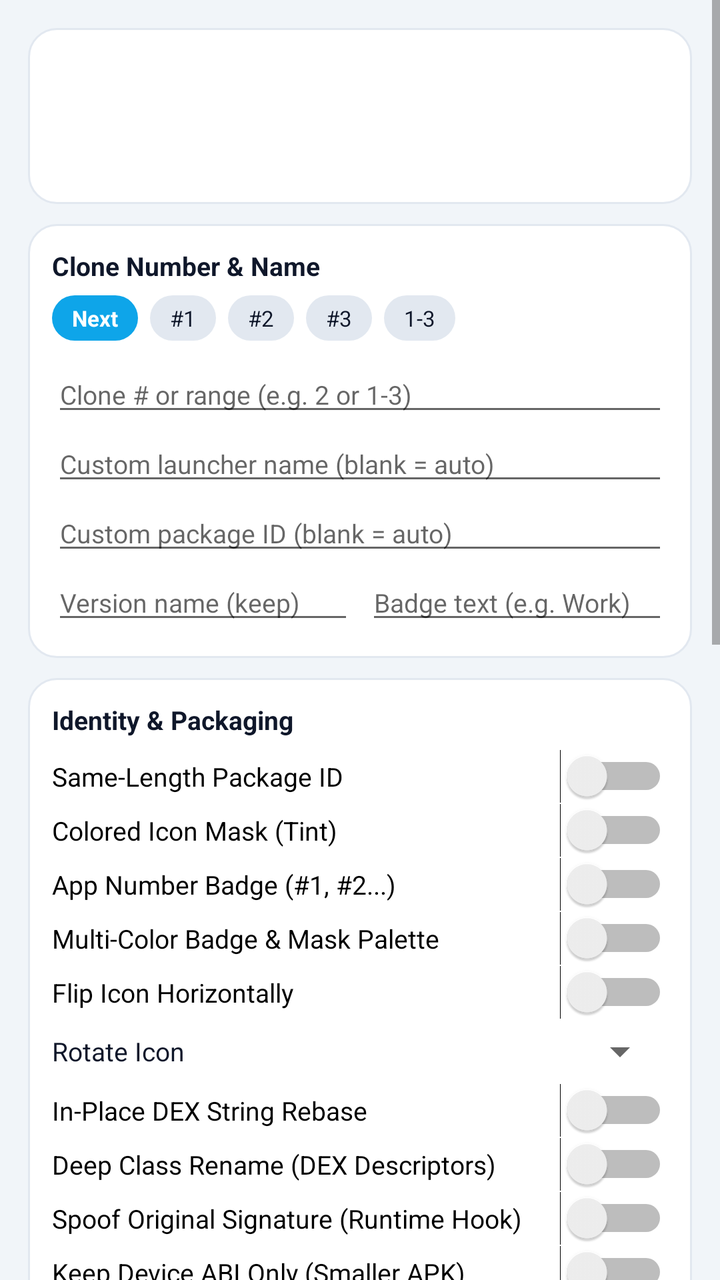
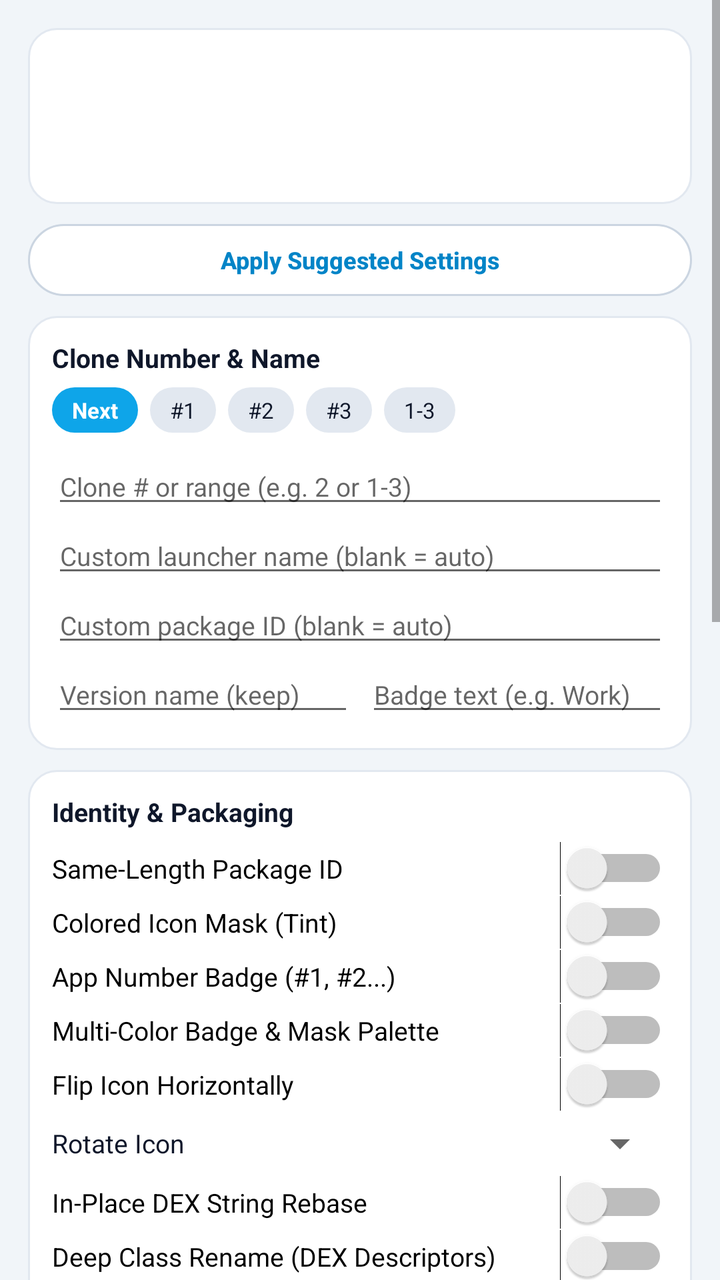

Two renders of the same Android screen: before a commit and after it. Below are the layout's source before the change and the commit's diff.
<!-- AndroidManifest.xml: application theme AppTheme -->
<!-- res/layout/dialog_clone.xml -->
<?xml version="1.0" encoding="utf-8"?>
<ScrollView xmlns:android="http://schemas.android.com/apk/res/android"
    android:layout_width="match_parent"
    android:layout_height="wrap_content"
    android:background="@color/bg_page">

    <LinearLayout
        android:layout_width="match_parent"
        android:layout_height="wrap_content"
        android:orientation="vertical"
        android:padding="14dp">

        
        <LinearLayout
            android:layout_width="match_parent"
            android:layout_height="wrap_content"
            android:layout_marginBottom="10dp"
            android:background="@drawable/bg_card"
            android:gravity="center_vertical"
            android:orientation="horizontal"
            android:padding="12dp">

            <ImageView
                android:id="@+id/dlgPreviewIcon"
                android:layout_width="64dp"
                android:layout_height="64dp"
                android:contentDescription="@string/app_icon" />

            <LinearLayout
                android:layout_width="0dp"
                android:layout_height="wrap_content"
                android:layout_marginStart="12dp"
                android:layout_weight="1"
                android:orientation="vertical">

                <TextView
                    android:id="@+id/dlgAppName"
                    android:layout_width="match_parent"
                    android:layout_height="wrap_content"
                    android:ellipsize="end"
                    android:maxLines="1"
                    android:textColor="@color/text_primary"
                    android:textSize="16sp"
                    android:textStyle="bold" />

                <TextView
                    android:id="@+id/dlgOrigPkg"
                    android:layout_width="match_parent"
                    android:layout_height="wrap_content"
                    android:ellipsize="end"
                    android:maxLines="1"
                    android:textColor="@color/text_secondary"
                    android:textSize="11sp" />

                <TextView
                    android:id="@+id/dlgTargetPkg"
                    android:layout_width="match_parent"
                    android:layout_height="wrap_content"
                    android:ellipsize="end"
                    android:maxLines="1"
                    android:paddingTop="2dp"
                    android:textColor="@color/accent_dark"
                    android:textSize="11sp"
                    android:textStyle="bold" />
            </LinearLayout>
        </LinearLayout>

        
        <LinearLayout
            android:layout_width="match_parent"
            android:layout_height="wrap_content"
            android:layout_marginBottom="10dp"
            android:background="@drawable/bg_card"
            android:orientation="vertical"
            android:padding="12dp">

            <TextView
                android:layout_width="wrap_content"
                android:layout_height="wrap_content"
                android:paddingBottom="6dp"
                android:text="Clone Number &amp; Name"
                android:textColor="@color/text_primary"
                android:textSize="13sp"
                android:textStyle="bold" />

            <LinearLayout
                android:layout_width="match_parent"
                android:layout_height="wrap_content"
                android:orientation="horizontal"
                android:paddingBottom="8dp">

                <TextView
                    android:id="@+id/dlgChipNext"
                    android:layout_width="wrap_content"
                    android:layout_height="wrap_content"
                    android:layout_marginEnd="6dp"
                    android:background="@drawable/bg_chip_active"
                    android:paddingStart="10dp"
                    android:paddingTop="4dp"
                    android:paddingEnd="10dp"
                    android:paddingBottom="4dp"
                    android:text="Next"
                    android:textColor="@android:color/white"
                    android:textSize="11sp"
                    android:textStyle="bold" />

                <TextView
                    android:id="@+id/dlgChip1"
                    android:layout_width="wrap_content"
                    android:layout_height="wrap_content"
                    android:layout_marginEnd="6dp"
                    android:background="@drawable/bg_chip_idle"
                    android:paddingStart="10dp"
                    android:paddingTop="4dp"
                    android:paddingEnd="10dp"
                    android:paddingBottom="4dp"
                    android:text="#1"
                    android:textColor="@color/text_primary"
                    android:textSize="11sp" />

                <TextView
                    android:id="@+id/dlgChip2"
                    android:layout_width="wrap_content"
                    android:layout_height="wrap_content"
                    android:layout_marginEnd="6dp"
                    android:background="@drawable/bg_chip_idle"
                    android:paddingStart="10dp"
                    android:paddingTop="4dp"
                    android:paddingEnd="10dp"
                    android:paddingBottom="4dp"
                    android:text="#2"
                    android:textColor="@color/text_primary"
                    android:textSize="11sp" />

                <TextView
                    android:id="@+id/dlgChip3"
                    android:layout_width="wrap_content"
                    android:layout_height="wrap_content"
                    android:layout_marginEnd="6dp"
                    android:background="@drawable/bg_chip_idle"
                    android:paddingStart="10dp"
                    android:paddingTop="4dp"
                    android:paddingEnd="10dp"
                    android:paddingBottom="4dp"
                    android:text="#3"
                    android:textColor="@color/text_primary"
                    android:textSize="11sp" />

                <TextView
                    android:id="@+id/dlgChip13"
                    android:layout_width="wrap_content"
                    android:layout_height="wrap_content"
                    android:background="@drawable/bg_chip_idle"
                    android:paddingStart="10dp"
                    android:paddingTop="4dp"
                    android:paddingEnd="10dp"
                    android:paddingBottom="4dp"
                    android:text="1-3"
                    android:textColor="@color/text_primary"
                    android:textSize="11sp" />
            </LinearLayout>

            <EditText
                android:id="@+id/dlgNumberRange"
                android:layout_width="match_parent"
                android:layout_height="wrap_content"
                android:hint="Clone # or range (e.g. 2 or 1-3)"
                android:inputType="text"
                android:maxLines="1"
                android:textSize="13sp" />

            <EditText
                android:id="@+id/dlgLabel"
                android:layout_width="match_parent"
                android:layout_height="wrap_content"
                android:hint="Custom launcher name (blank = auto)"
                android:inputType="text"
                android:maxLines="1"
                android:textSize="13sp" />

            <EditText
                android:id="@+id/dlgCustomPkg"
                android:layout_width="match_parent"
                android:layout_height="wrap_content"
                android:hint="Custom package ID (blank = auto)"
                android:inputType="textNoSuggestions"
                android:maxLines="1"
                android:textSize="13sp" />

            <LinearLayout
                android:layout_width="match_parent"
                android:layout_height="wrap_content"
                android:orientation="horizontal">

                <EditText
                    android:id="@+id/dlgVersionName"
                    android:layout_width="0dp"
                    android:layout_height="wrap_content"
                    android:layout_marginEnd="6dp"
                    android:layout_weight="1"
                    android:hint="Version name (keep)"
                    android:inputType="textNoSuggestions"
                    android:maxLines="1"
                    android:textSize="13sp" />

                <EditText
                    android:id="@+id/dlgBadgeText"
                    android:layout_width="0dp"
                    android:layout_height="wrap_content"
                    android:layout_weight="1"
                    android:hint="Badge text (e.g. Work)"
                    android:inputType="textCapCharacters"
                    android:maxLength="4"
                    android:maxLines="1"
                    android:textSize="13sp" />
            </LinearLayout>
        </LinearLayout>

        
        <LinearLayout
            android:layout_width="match_parent"
            android:layout_height="wrap_content"
            android:layout_marginBottom="10dp"
            android:background="@drawable/bg_card"
            android:orientation="vertical"
            android:padding="12dp">

            <TextView
                android:layout_width="wrap_content"
                android:layout_height="wrap_content"
                android:paddingBottom="6dp"
                android:text="Identity &amp; Packaging"
                android:textColor="@color/text_primary"
                android:textSize="13sp"
                android:textStyle="bold" />

            <Switch
                android:id="@+id/swSameLength"
                android:layout_width="match_parent"
                android:layout_height="wrap_content"
                android:paddingTop="4dp"
                android:paddingBottom="4dp"
                android:text="Same-Length Package ID"
                android:textSize="13sp" />

            <Switch
                android:id="@+id/swTintIcon"
                android:layout_width="match_parent"
                android:layout_height="wrap_content"
                android:paddingTop="4dp"
                android:paddingBottom="4dp"
                android:text="Colored Icon Mask (Tint)"
                android:textSize="13sp" />

            <Switch
                android:id="@+id/swBadgeIcon"
                android:layout_width="match_parent"
                android:layout_height="wrap_content"
                android:paddingTop="4dp"
                android:paddingBottom="4dp"
                android:text="App Number Badge (#1, #2...)"
                android:textSize="13sp" />

            <Switch
                android:id="@+id/swMultiColor"
                android:layout_width="match_parent"
                android:layout_height="wrap_content"
                android:paddingTop="4dp"
                android:paddingBottom="4dp"
                android:text="Multi-Color Badge &amp; Mask Palette"
                android:textSize="13sp" />

            <Switch
                android:id="@+id/swFlipIcon"
                android:layout_width="match_parent"
                android:layout_height="wrap_content"
                android:paddingTop="4dp"
                android:paddingBottom="4dp"
                android:text="Flip Icon Horizontally"
                android:textSize="13sp" />

            <LinearLayout
                android:layout_width="match_parent"
                android:layout_height="wrap_content"
                android:gravity="center_vertical"
                android:orientation="horizontal"
                android:paddingTop="4dp"
                android:paddingBottom="4dp">

                <TextView
                    android:layout_width="0dp"
                    android:layout_height="wrap_content"
                    android:layout_weight="1"
                    android:text="Rotate Icon"
                    android:textColor="@color/text_primary"
                    android:textSize="13sp" />

                <Spinner
                    android:id="@+id/spRotateIcon"
                    android:layout_width="wrap_content"
                    android:layout_height="wrap_content" />
            </LinearLayout>

            <Switch
                android:id="@+id/swPatchDex"
                android:layout_width="match_parent"
                android:layout_height="wrap_content"
                android:paddingTop="4dp"
                android:paddingBottom="4dp"
                android:text="In-Place DEX String Rebase"
                android:textSize="13sp" />

            <Switch
                android:id="@+id/swRenameClasses"
                android:layout_width="match_parent"
                android:layout_height="wrap_content"
                android:paddingTop="4dp"
                android:paddingBottom="4dp"
                android:text="Deep Class Rename (DEX Descriptors)"
                android:textSize="13sp" />

            <Switch
                android:id="@+id/swSpoofSig"
                android:layout_width="match_parent"
                android:layout_height="wrap_content"
                android:paddingTop="4dp"
                android:paddingBottom="4dp"
                android:text="Spoof Original Signature (Runtime Hook)"
                android:textSize="13sp" />

            <Switch
                android:id="@+id/swKeepDeviceAbi"
                android:layout_width="match_parent"
                android:layout_height="wrap_content"
                android:paddingTop="4dp"
                android:paddingBottom="4dp"
                android:text="Keep Device ABI Only (Smaller APK)"
                android:textSize="13sp" />

            <Switch
                android:id="@+id/swCompressNative"
                android:layout_width="match_parent"
                android:layout_height="wrap_content"
                android:paddingTop="4dp"
                android:paddingBottom="4dp"
                android:text="Compress Native Libs (Smaller APK)"
                android:textSize="13sp" />

            <Switch
                android:id="@+id/swExportOnly"
                android:layout_width="match_parent"
                android:layout_height="wrap_content"
                android:paddingTop="4dp"
                android:paddingBottom="4dp"
                android:text="Export APK Only (Save File Instead of Installing)"
                android:textSize="13sp" />

            <Switch
                android:id="@+id/swStripSharedUid"
                android:layout_width="match_parent"
                android:layout_height="wrap_content"
                android:paddingTop="4dp"
                android:paddingBottom="4dp"
                android:text="Strip sharedUserId"
                android:textSize="13sp" />

            <LinearLayout
                android:layout_width="match_parent"
                android:layout_height="wrap_content"
                android:gravity="center_vertical"
                android:orientation="horizontal"
                android:paddingTop="6dp">

                <TextView
                    android:layout_width="0dp"
                    android:layout_height="wrap_content"
                    android:layout_weight="1"
                    android:text="Min Target SDK"
                    android:textColor="@color/text_primary"
                    android:textSize="13sp" />

                <Spinner
                    android:id="@+id/spMinSdk"
                    android:layout_width="wrap_content"
                    android:layout_height="wrap_content" />
            </LinearLayout>
        </LinearLayout>

        
        <LinearLayout
            android:layout_width="match_parent"
            android:layout_height="wrap_content"
            android:background="@drawable/bg_card"
            android:orientation="vertical"
            android:padding="12dp">

            <TextView
                android:layout_width="wrap_content"
                android:layout_height="wrap_content"
                android:paddingBottom="6dp"
                android:text="Behavior &amp; Privacy"
                android:textColor="@color/text_primary"
                android:textSize="13sp"
                android:textStyle="bold" />

            <Switch
                android:id="@+id/swStandalone"
                android:layout_width="match_parent"
                android:layout_height="wrap_content"
                android:paddingTop="4dp"
                android:paddingBottom="4dp"
                android:text="Standalone (Neutralize Firebase/GMS Init)"
                android:textSize="13sp" />

            <Switch
                android:id="@+id/swNoAutostart"
                android:layout_width="match_parent"
                android:layout_height="wrap_content"
                android:paddingTop="4dp"
                android:paddingBottom="4dp"
                android:text="Disable Autostart (BOOT_COMPLETED)"
                android:textSize="13sp" />

            <Switch
                android:id="@+id/swNoWidgets"
                android:layout_width="match_parent"
                android:layout_height="wrap_content"
                android:paddingTop="4dp"
                android:paddingBottom="4dp"
                android:text="Disable Widgets"
                android:textSize="13sp" />

            <Switch
                android:id="@+id/swNoAppDefaults"
                android:layout_width="match_parent"
                android:layout_height="wrap_content"
                android:paddingTop="4dp"
                android:paddingBottom="4dp"
                android:text="Disable Link/Share Defaults"
                android:textSize="13sp" />

            <Switch
                android:id="@+id/swNoWearable"
                android:layout_width="match_parent"
                android:layout_height="wrap_content"
                android:paddingTop="4dp"
                android:paddingBottom="4dp"
                android:text="Strip Watch / Leanback Surfaces"
                android:textSize="13sp" />

            <Switch
                android:id="@+id/swNoCrash"
                android:layout_width="match_parent"
                android:layout_height="wrap_content"
                android:paddingTop="4dp"
                android:paddingBottom="4dp"
                android:text="Disable Crash Reporters"
                android:textSize="13sp" />

            <Switch
                android:id="@+id/swExcludeRecents"
                android:layout_width="match_parent"
                android:layout_height="wrap_content"
                android:paddingTop="4dp"
                android:paddingBottom="4dp"
                android:text="Exclude From Recents"
                android:textSize="13sp" />

            <Switch
                android:id="@+id/swNoBackup"
                android:layout_width="match_parent"
                android:layout_height="wrap_content"
                android:paddingTop="4dp"
                android:paddingBottom="4dp"
                android:text="Disable allowBackup"
                android:textSize="13sp" />

            <Switch
                android:id="@+id/swDebuggable"
                android:layout_width="match_parent"
                android:layout_height="wrap_content"
                android:paddingTop="4dp"
                android:paddingBottom="4dp"
                android:text="Enable Debuggable"
                android:textSize="13sp" />

            <Switch
                android:id="@+id/swSpoofAndroidId"
                android:layout_width="match_parent"
                android:layout_height="wrap_content"
                android:paddingTop="4dp"
                android:paddingBottom="4dp"
                android:text="Randomize Android ID (Hook)"
                android:textSize="13sp" />

            <LinearLayout
                android:layout_width="match_parent"
                android:layout_height="wrap_content"
                android:gravity="center_vertical"
                android:orientation="horizontal"
                android:paddingTop="4dp">

                <TextView
                    android:layout_width="0dp"
                    android:layout_height="wrap_content"
                    android:layout_weight="1"
                    android:text="Screenshots (FLAG_SECURE)"
                    android:textColor="@color/text_primary"
                    android:textSize="13sp" />

                <Spinner
                    android:id="@+id/spScreenshots"
                    android:layout_width="wrap_content"
                    android:layout_height="wrap_content" />
            </LinearLayout>

            <LinearLayout
                android:layout_width="match_parent"
                android:layout_height="wrap_content"
                android:orientation="horizontal"
                android:paddingTop="4dp">

                <EditText
                    android:id="@+id/dlgCustomLocale"
                    android:layout_width="0dp"
                    android:layout_height="wrap_content"
                    android:layout_marginEnd="6dp"
                    android:layout_weight="1"
                    android:hint="Locale (e.g. en-US)"
                    android:inputType="textNoSuggestions"
                    android:maxLines="1"
                    android:textSize="13sp" />

                <EditText
                    android:id="@+id/dlgCustomModel"
                    android:layout_width="0dp"
                    android:layout_height="wrap_content"
                    android:layout_weight="1"
                    android:hint="Model (e.g. Pixel 9)"
                    android:inputType="textNoSuggestions"
                    android:maxLines="1"
                    android:textSize="13sp" />
            </LinearLayout>

            <LinearLayout
                android:layout_width="match_parent"
                android:layout_height="wrap_content"
                android:gravity="center_vertical"
                android:orientation="horizontal"
                android:paddingTop="6dp">

                <TextView
                    android:layout_width="0dp"
                    android:layout_height="wrap_content"
                    android:layout_weight="1"
                    android:text="Rotation Lock"
                    android:textColor="@color/text_primary"
                    android:textSize="13sp" />

                <Spinner
                    android:id="@+id/spRotation"
                    android:layout_width="wrap_content"
                    android:layout_height="wrap_content" />
            </LinearLayout>

            <Button
                android:id="@+id/btnResetAppDefaults"
                style="?android:attr/borderlessButtonStyle"
                android:layout_width="match_parent"
                android:layout_height="36dp"
                android:layout_marginTop="10dp"
                android:background="@drawable/bg_btn_secondary"
                android:text="Reset App Settings to Default"
                android:textAllCaps="false"
                android:textColor="@color/text_primary"
                android:textSize="12sp"
                android:textStyle="bold" />
        </LinearLayout>
    </LinearLayout>
</ScrollView>
<!-- resources referenced by this layout -->
<resources>
  <color name="accent_dark">#0284C7</color>
  <color name="bg_page">#F1F5F9</color>
  <color name="text_primary">#0F172A</color>
  <color name="text_secondary">#64748B</color>
  <!-- drawable bg_btn_secondary (drawable) -->
  <?xml version="1.0" encoding="utf-8"?>
  <selector xmlns:android="http://schemas.android.com/apk/res/android">
      <item android:state_pressed="true">
          <shape android:shape="rectangle">
              <solid android:color="@color/border" />
              <corners android:radius="24dp" />
              <stroke android:width="1dp" android:color="@color/border_input" />
          </shape>
      </item>
      <item>
          <shape android:shape="rectangle">
              <solid android:color="@color/surface" />
              <corners android:radius="24dp" />
              <stroke android:width="1dp" android:color="@color/border_input" />
          </shape>
      </item>
  </selector>
  <!-- drawable bg_card (drawable) -->
  <?xml version="1.0" encoding="utf-8"?>
  <shape xmlns:android="http://schemas.android.com/apk/res/android" android:shape="rectangle">
      <solid android:color="@color/surface" />
      <corners android:radius="14dp" />
      <stroke android:width="1dp" android:color="@color/border" />
  </shape>
  <!-- drawable bg_chip_active (drawable) -->
  <?xml version="1.0" encoding="utf-8"?>
  <shape xmlns:android="http://schemas.android.com/apk/res/android" android:shape="rectangle">
      <solid android:color="@color/accent" />
      <corners android:radius="16dp" />
  </shape>
  <!-- drawable bg_chip_idle (drawable) -->
  <?xml version="1.0" encoding="utf-8"?>
  <shape xmlns:android="http://schemas.android.com/apk/res/android" android:shape="rectangle">
      <solid android:color="@color/border" />
      <corners android:radius="16dp" />
  </shape>
  <string name="app_icon">App Icon</string>
  <style name="AppTheme" parent="@android:style/Theme.Material.Light.NoActionBar">
          <item name="android:statusBarColor">@color/status_bar</item>
          <item name="android:navigationBarColor">@color/surface</item>
          <item name="android:windowBackground">@color/bg_page</item>
          <item name="android:colorPrimary">@color/app_bar</item>
          <item name="android:colorPrimaryDark">@color/status_bar</item>
          <item name="android:colorAccent">@color/accent</item>
      </style>
  <color name="border">#E2E8F0</color>
  <color name="border_input">#CBD5E1</color>
  <color name="surface">#FFFFFF</color>
  <color name="accent">#0EA5E9</color>
  <color name="status_bar">#0B1220</color>
  <color name="app_bar">#0F172A</color>
</resources>

<!-- the commit's change to res/layout/dialog_clone.xml (unified diff, before → after) -->
@@ -64,6 +64,19 @@
                     android:textStyle="bold" />
             </LinearLayout>
         </LinearLayout>
+
+        <Button
+            android:id="@+id/btnApplySuggested"
+            style="?android:attr/borderlessButtonStyle"
+            android:layout_width="match_parent"
+            android:layout_height="36dp"
+            android:layout_marginBottom="10dp"
+            android:background="@drawable/bg_btn_secondary"
+            android:text="Apply Suggested Settings"
+            android:textAllCaps="false"
+            android:textColor="@color/accent_dark"
+            android:textSize="12sp"
+            android:textStyle="bold" />
 
         
         <LinearLayout
